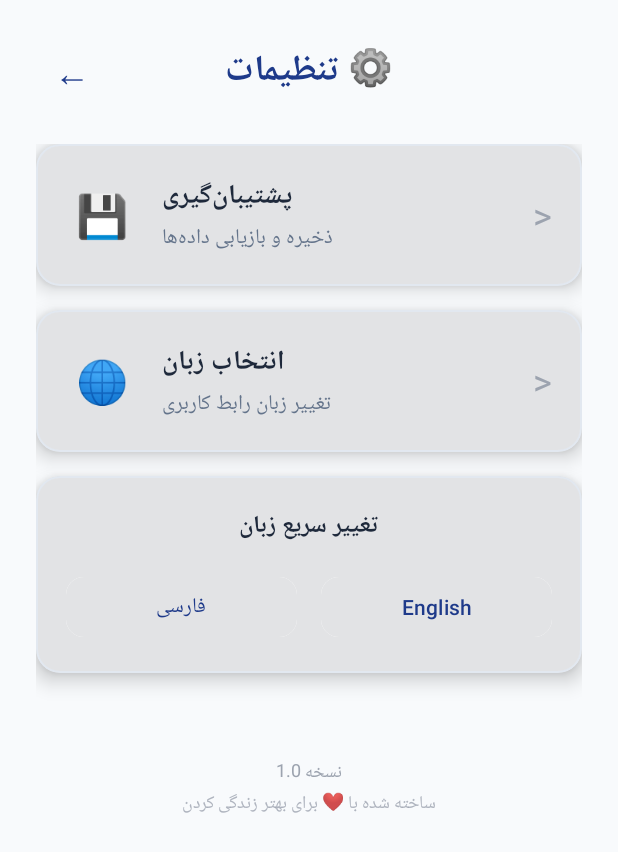
After one commit to Ali-xra/power-task-manager, an Android app: the layout activity_settings.xml on its own in the app's theme, with its tools: preview values and no code run, on a phone screen of 412 x 824 dp. The commit adds this screen. Shown: the top 852 px of the screen. Run offline under Robolectric (Android 15) with nearby library versions, the phone set to English and light mode, and no system bars.

Commit message:
Create Settings Activity & Improve UI Contrast
 New Settings Activity Created:
- Replaced Backup button with Settings button in main menu
- Created SettingsActivity with backup and language options
- Added dedicated layout with modern card design
- Includes quick language change buttons

 UI Improvements:
- Fixed backup button background color mismatch
- Improved text contrast for better readability
- Changed subtitle colors from #64748B to #374151 (darker)
- Settings button has distinct purple ripple color (#6366F1)
- Better visual hierarchy with improved contrast ratios

 Settings Features:
- Backup & Restore access
- Language selection dialog
- Quick Persian/English toggle buttons
- Consistent design with app theme

 Technical Changes:
- MainActivity: backupBtn  settingsBtn
- Added SettingsActivity extending BaseActivity
- Updated AndroidManifest.xml
- Added settings string resources (Persian & English)
- Improved text contrast across all menu cards

 Visual Consistency:
- All menu buttons now have proper contrast
- Settings button has unique identity with purple color
- Better readability for subtitle texts
- Professional modern design maintained

Result: Centralized settings with better UI contrast!

```diff
--- a/app/src/main/AndroidManifest.xml
+++ b/app/src/main/AndroidManifest.xml
@@ -105,6 +105,12 @@
             android:label="پشتیبان‌گیری و بازیابی"
             android:exported="false" />
 
+        <!-- Activity صفحه تنظیمات -->
+        <activity
+            android:name=".ui.SettingsActivity"
+            android:label="تنظیمات"
+            android:exported="false" />
+
         <!-- سرویس پخش صدا و ویبره صبحگاهی -->
         <service
             android:name=".service.AlarmService"
--- /dev/null
+++ b/app/src/main/res/layout/activity_settings.xml
@@ -0,0 +1,270 @@
+<?xml version="1.0" encoding="utf-8"?>
+<ScrollView xmlns:android="http://schemas.android.com/apk/res/android"
+    xmlns:app="http://schemas.android.com/apk/res-auto"
+    xmlns:tools="http://schemas.android.com/tools"
+    android:layout_width="match_parent"
+    android:layout_height="match_parent"
+    android:background="#F8FAFC"
+    android:fillViewport="true"
+    tools:context=".ui.SettingsActivity">
+
+<LinearLayout
+    android:layout_width="match_parent"
+    android:layout_height="wrap_content"
+    android:orientation="vertical"
+    android:padding="24dp">
+
+    <!-- Header -->
+    <LinearLayout
+        android:layout_width="match_parent"
+        android:layout_height="wrap_content"
+        android:gravity="center_vertical"
+        android:layout_marginBottom="24dp"
+        android:orientation="horizontal">
+
+        <TextView
+            android:id="@+id/backButton"
+            android:layout_width="48dp"
+            android:layout_height="48dp"
+            android:text="@string/back_button"
+            android:textSize="24sp"
+            android:textColor="#1E3A8A"
+            android:gravity="center"
+            android:background="@android:color/transparent"
+            android:clickable="true"
+            android:focusable="true" />
+
+        <TextView
+            android:id="@+id/titleTextView"
+            android:layout_width="0dp"
+            android:layout_height="wrap_content"
+            android:layout_weight="1"
+            android:text="@string/settings_title"
+            android:textSize="24sp"
+            android:textStyle="bold"
+            android:textColor="#1E3A8A"
+            android:gravity="center"
+            android:layout_marginStart="16dp"
+            android:layout_marginEnd="64dp" />
+
+    </LinearLayout>
+
+    <!-- Settings Cards -->
+    <LinearLayout
+        android:layout_width="match_parent"
+        android:layout_height="wrap_content"
+        android:orientation="vertical">
+
+        <!-- Backup Card -->
+        <com.google.android.material.card.MaterialCardView
+            android:id="@+id/backupCard"
+            android:layout_width="match_parent"
+            android:layout_height="wrap_content"
+            android:layout_marginBottom="16dp"
+            android:clickable="true"
+            android:focusable="true"
+            app:cardCornerRadius="16dp"
+            app:cardElevation="8dp"
+            app:rippleColor="#10B981"
+            app:cardBackgroundColor="#FFFFFF">
+
+            <LinearLayout
+                android:layout_width="match_parent"
+                android:layout_height="wrap_content"
+                android:gravity="center_vertical"
+                android:orientation="horizontal"
+                android:padding="20dp">
+
+                <TextView
+                    android:layout_width="48dp"
+                    android:layout_height="48dp"
+                    android:text="💾"
+                    android:textSize="28sp"
+                    android:gravity="center" />
+
+                <LinearLayout
+                    android:layout_width="0dp"
+                    android:layout_height="wrap_content"
+                    android:layout_weight="1"
+                    android:layout_marginStart="16dp"
+                    android:orientation="vertical">
+
+                    <TextView
+                        android:layout_width="wrap_content"
+                        android:layout_height="wrap_content"
+                        android:text="@string/backup_title"
+                        android:textColor="#1E293B"
+                        android:textSize="18sp"
+                        android:textStyle="bold" />
+
+                    <TextView
+                        android:layout_width="wrap_content"
+                        android:layout_height="wrap_content"
+                        android:text="@string/backup_subtitle"
+                        android:textColor="#64748B"
+                        android:textSize="14sp" />
+
+                </LinearLayout>
+
+                <TextView
+                    android:layout_width="wrap_content"
+                    android:layout_height="wrap_content"
+                    android:text="@string/arrow_right"
+                    android:textSize="24sp"
+                    android:textColor="#9CA3AF" />
+
+            </LinearLayout>
+        </com.google.android.material.card.MaterialCardView>
+
+        <!-- Language Selection Card -->
+        <com.google.android.material.card.MaterialCardView
+            android:id="@+id/languageCard"
+            android:layout_width="match_parent"
+            android:layout_height="wrap_content"
+            android:layout_marginBottom="16dp"
+            android:clickable="true"
+            android:focusable="true"
+            app:cardCornerRadius="16dp"
+            app:cardElevation="8dp"
+            app:rippleColor="#3B82F6"
+            app:cardBackgroundColor="#FFFFFF">
+
+            <LinearLayout
+                android:layout_width="match_parent"
+                android:layout_height="wrap_content"
+                android:gravity="center_vertical"
+                android:orientation="horizontal"
+                android:padding="20dp">
+
+                <TextView
+                    android:layout_width="48dp"
+                    android:layout_height="48dp"
+                    android:text="🌐"
+                    android:textSize="28sp"
+                    android:gravity="center" />
+
+                <LinearLayout
+                    android:layout_width="0dp"
+                    android:layout_height="wrap_content"
+                    android:layout_weight="1"
+                    android:layout_marginStart="16dp"
+                    android:orientation="vertical">
+
+                    <TextView
+                        android:layout_width="wrap_content"
+                        android:layout_height="wrap_content"
+                        android:text="@string/language_selection_title"
+                        android:textColor="#1E293B"
+                        android:textSize="18sp"
+                        android:textStyle="bold" />
+
+                    <TextView
+                        android:layout_width="wrap_content"
+                        android:layout_height="wrap_content"
+                        android:text="@string/language_selection_subtitle"
+                        android:textColor="#64748B"
+                        android:textSize="14sp" />
+
+                </LinearLayout>
+
+                <TextView
+                    android:layout_width="wrap_content"
+                    android:layout_height="wrap_content"
+                    android:text="@string/arrow_right"
+                    android:textSize="24sp"
+                    android:textColor="#9CA3AF" />
+
+            </LinearLayout>
+        </com.google.android.material.card.MaterialCardView>
+
+        <!-- Quick Language Buttons -->
+        <com.google.android.material.card.MaterialCardView
+            android:layout_width="match_parent"
+            android:layout_height="wrap_content"
+            android:layout_marginBottom="24dp"
+            app:cardCornerRadius="16dp"
+            app:cardElevation="8dp"
+            app:cardBackgroundColor="#FFFFFF">
+
+            <LinearLayout
+                android:layout_width="match_parent"
+                android:layout_height="wrap_content"
+                android:orientation="vertical"
+                android:padding="20dp">
+
+                <TextView
+                    android:layout_width="match_parent"
+                    android:layout_height="wrap_content"
+                    android:text="@string/quick_language_change"
+                    android:textColor="#1E293B"
+                    android:textSize="16sp"
+                    android:textStyle="bold"
+                    android:layout_marginBottom="16dp"
+                    android:gravity="center" />
+
+                <LinearLayout
+                    android:layout_width="match_parent"
+                    android:layout_height="wrap_content"
+                    android:orientation="horizontal"
+                    android:gravity="center">
+
+                    <com.google.android.material.button.MaterialButton
+                        android:id="@+id/persianButton"
+                        android:layout_width="0dp"
+                        android:layout_height="48dp"
+                        android:layout_weight="1"
+                        android:layout_marginEnd="8dp"
+                        android:text="@string/language_persian"
+                        android:textSize="14sp"
+                        app:cornerRadius="12dp"
+                        android:backgroundTint="#FFFFFF"
+                        android:textColor="#1E3A8A" />
+
+                    <com.google.android.material.button.MaterialButton
+                        android:id="@+id/englishButton"
+                        android:layout_width="0dp"
+                        android:layout_height="48dp"
+                        android:layout_weight="1"
+                        android:layout_marginStart="8dp"
+                        android:text="@string/language_english"
+                        android:textSize="14sp"
+                        app:cornerRadius="12dp"
+                        android:backgroundTint="#FFFFFF"
+                        android:textColor="#1E3A8A" />
+
+                </LinearLayout>
+
+            </LinearLayout>
+        </com.google.android.material.card.MaterialCardView>
+
+    </LinearLayout>
+
+    <!-- Footer -->
+    <LinearLayout
+        android:layout_width="match_parent"
+        android:layout_height="wrap_content"
+        android:gravity="center"
+        android:orientation="vertical"
+        android:layout_marginTop="32dp"
+        android:paddingBottom="24dp">
+
+        <TextView
+            android:layout_width="wrap_content"
+            android:layout_height="wrap_content"
+            android:text="@string/version"
+            android:textColor="#9CA3AF"
+            android:textSize="12sp" />
+
+        <TextView
+            android:layout_width="wrap_content"
+            android:layout_height="wrap_content"
+            android:text="@string/footer_message"
+            android:textColor="#9CA3AF"
+            android:alpha="0.8"
+            android:textSize="12sp" />
+
+    </LinearLayout>
+
+</LinearLayout>
+
+</ScrollView>
--- a/app/src/main/res/values/strings.xml
+++ b/app/src/main/res/values/strings.xml
@@ -155,4 +155,12 @@
     <string name="cancel_button">❌ لغو</string>
     <string name="confirm_button">✅ تأیید</string>
     <string name="typing_hint">💡 نکته: تایپ باید دقیقاً مطابق متن بالا باشد</string>
+
+    <!-- Settings Activity -->
+    <string name="settings_title">⚙️ تنظیمات</string>
+    <string name="settings_subtitle">پیکربندی برنامه</string>
+    <string name="language_selection_title">انتخاب زبان</string>
+    <string name="language_selection_subtitle">تغییر زبان رابط کاربری</string>
+    <string name="quick_language_change">تغییر سریع زبان</string>
+    <string name="language_changed_message">زبان تغییر کرد</string>
 </resources>
```
Also changed, not shown: app/src/main/java/com/Alixra/power/MainActivity.kt (+6 -6 lines), app/src/main/java/com/Alixra/power/ui/SettingsActivity.kt (added, +123 -0 lines), app/src/main/res/layout/activity_main.xml (+11 -11 lines), 1 other file.
